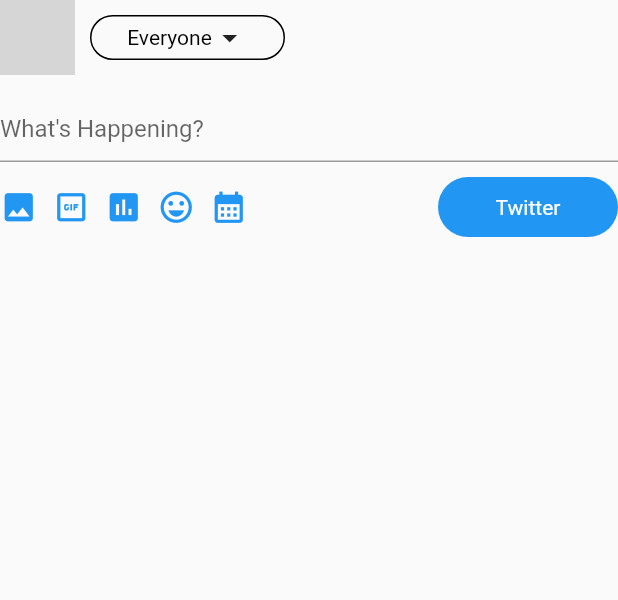
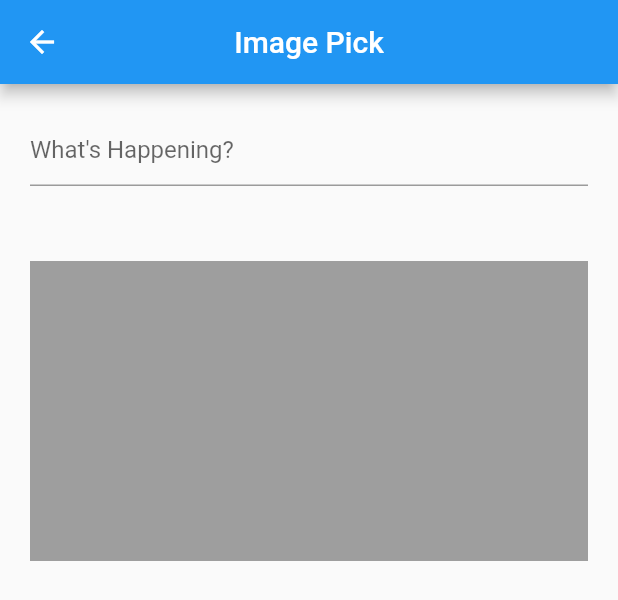
Before and after one commit to Shahabmustafa/twitter_clone, a Flutter app: the PostShare widget shown alone on an empty page, opened directly, after a tap on the "photo" icon, on a phone screen of 412 x 824 dp. Shown: the top 600 px of the screen. Run offline on Flutter 3.47's test engine with Material 2 defaults, Android fonts, the phone set to English and light mode, and no system bars; our stand-ins replace another_flushbar, firebase_auth, firebase_core, fluttertoast, google_sign_in, image_picker and 1 more; missing offline and left inert: dart:ffi; accounts and stored records are empty; network calls fail; grey boxes are pictures that could not be loaded.

Commit message:
Upload Image

```diff
--- a/lib/View/Home_Screen.dart
+++ b/lib/View/Home_Screen.dart
@@ -1,3 +1,5 @@
+import 'package:firebase_auth/firebase_auth.dart';
+import 'package:flutter/gestures.dart';
 import 'package:flutter/material.dart';
 import 'package:twitter_clone/Utls/app_colors.dart';
 import 'package:twitter_clone/View/Drawer/drawer.dart';
@@ -14,6 +16,7 @@ class HomePage extends StatefulWidget {
 }
 
 class _HomePageState extends State<HomePage> {
+  final _auth = FirebaseAuth.instance.currentUser;
   @override
   int _currentIndex = 0;
   List<Widget> bottomNavigation = [
--- /dev/null
+++ b/lib/Widgets/image_update.dart
@@ -0,0 +1,53 @@
+import 'dart:io';
+
+import 'package:flutter/material.dart';
+import 'package:image_picker/image_picker.dart';
+
+class ImageUpdate extends StatefulWidget {
+  const ImageUpdate({Key? key}) : super(key: key);
+
+  @override
+  State<ImageUpdate> createState() => _ImageUpdateState();
+}
+
+class _ImageUpdateState extends State<ImageUpdate> {
+  final ImagePicker _imagePicker = ImagePicker();
+  File? UploadImage;
+  getImage(){
+
+  }
+  @override
+  Widget build(BuildContext context) {
+    return Scaffold(
+      appBar: AppBar(
+        title: Text('Image Pick'),
+        centerTitle: true,
+      ),
+      body: Padding(
+        padding: const EdgeInsets.symmetric(horizontal: 20.0,vertical: 20.0),
+        child: Column(
+          children: [
+            TextFormField(
+              decoration: InputDecoration(
+                hintText: "What's Happening?"
+              ),
+            ),
+            SizedBox(
+              height: 50.0,
+            ),
+            Container(
+              width: double.infinity,
+              height: 200.0,
+              color: Colors.grey,
+              child: InkWell(
+                onTap: (){
+
+                },
+              ),
+            ),
+          ],
+        ),
+      ),
+    );
+  }
+}
--- a/lib/Widgets/post_share.dart
+++ b/lib/Widgets/post_share.dart
@@ -1,5 +1,6 @@
 import 'package:firebase_auth/firebase_auth.dart';
 import 'package:flutter/material.dart';
+import 'package:twitter_clone/Widgets/image_update.dart';
 import 'package:twitter_clone/Widgets/social_button.dart';
 
 import 'icon_widget.dart';
@@ -53,7 +54,9 @@ class _PostShareState extends State<PostShare> {
             Row(
               children: [
                 IconWidget(
-                  onTap: (){},
+                  onTap: (){
+                    Navigator.push(context, MaterialPageRoute(builder: (context) => ImageUpdate()));
+                  },
                   icon: Icons.photo,
                 ),
                 SizedBox(
```
Also changed, not shown: lib/View/Navigation_bottom/home.dart (+2 -9 lines).
